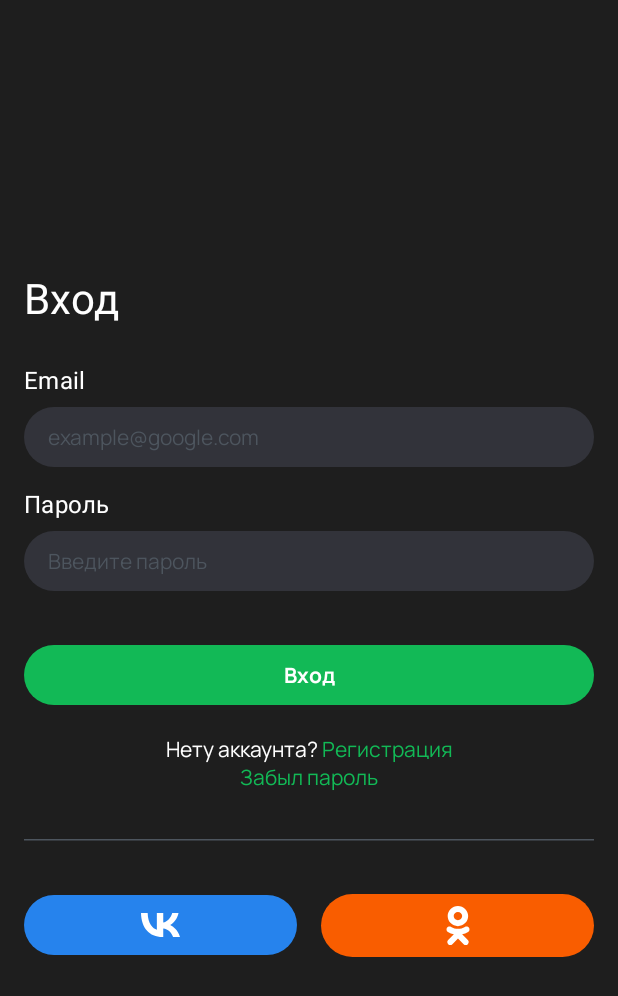
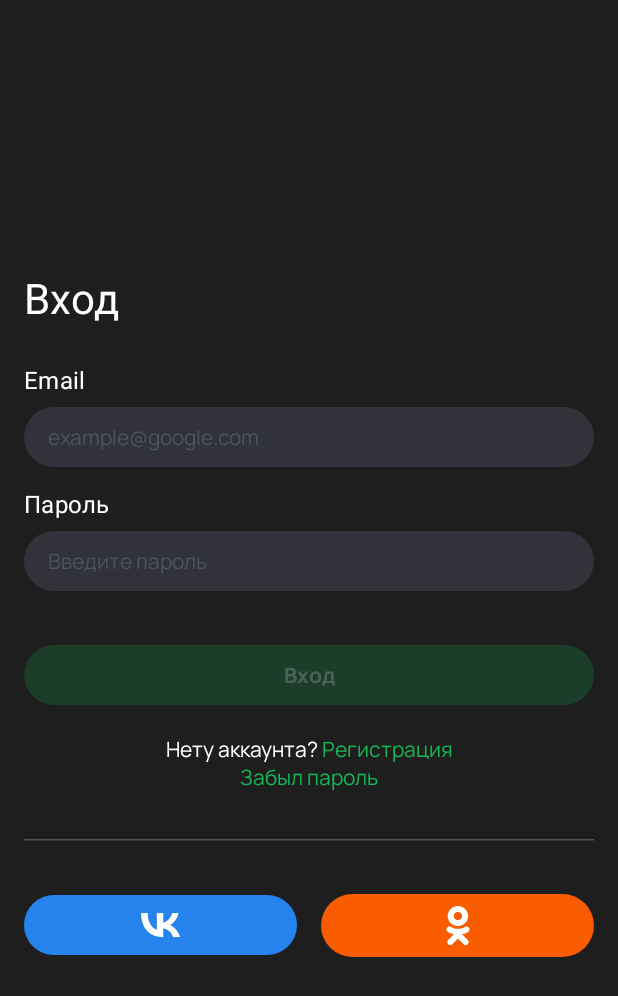
Before and after one commit to AlmazBAM/thousand_courses, an Android app built with Jetpack Compose: the screen it shows after launch (MainActivity), on a phone screen of 412 x 824 dp. Shown: the top 996 px of the screen. Run offline under Robolectric (Android 15) with nearby library versions, the phone set to English and light mode, and no system bars.

Commit message:
Добавлена логика для кнопки войти

```diff
--- a/app/src/main/java/com/bagmanovam/thousand_courses/presentation/login/LoginScreen.kt
+++ b/app/src/main/java/com/bagmanovam/thousand_courses/presentation/login/LoginScreen.kt
@@ -1,7 +1,6 @@
 package com.bagmanovam.thousand_courses.presentation.login
 
 import android.content.Intent
-import android.net.Uri
 import androidx.activity.compose.rememberLauncherForActivityResult
 import androidx.activity.result.contract.ActivityResultContracts
 import androidx.compose.foundation.background
@@ -36,6 +35,7 @@ import androidx.compose.ui.text.style.TextAlign
 import androidx.compose.ui.tooling.preview.Preview
 import androidx.compose.ui.unit.dp
 import androidx.compose.ui.unit.sp
+import androidx.core.net.toUri
 import com.bagmanovam.thousand_courses.R
 import com.bagmanovam.thousand_courses.core.presentation.components.LoginItem
 import com.bagmanovam.thousand_courses.other.LoginEnums
@@ -43,7 +43,6 @@ import com.bagmanovam.thousand_courses.presentation.theme.Blue
 import com.bagmanovam.thousand_courses.presentation.theme.Green
 import com.bagmanovam.thousand_courses.presentation.theme.Orange
 import com.bagmanovam.thousand_courses.presentation.theme.Thousand_coursesTheme
-import androidx.core.net.toUri
 
 
 @OptIn(ExperimentalMaterial3Api::class)
@@ -55,7 +54,8 @@ fun LoginScreen(
     passwordState: TextFieldState,
     isValid: Boolean,
 ) {
-    val launcher = rememberLauncherForActivityResult(ActivityResultContracts.StartActivityForResult()) { }
+    val launcher =
+        rememberLauncherForActivityResult(ActivityResultContracts.StartActivityForResult()) { }
     Scaffold { innerPadding ->
         Column(
             modifier = modifier
@@ -83,7 +83,7 @@ fun LoginScreen(
                 placeholder = LoginEnums.EMAIL_PLACEHOLDER,
                 state = emailState,
                 isValid = isValid,
-                keyBoardOptions  = KeyboardOptions.Default.copy(
+                keyBoardOptions = KeyboardOptions.Default.copy(
                     keyboardType = KeyboardType.Email,
                     imeAction = ImeAction.Done,
                     capitalization = KeyboardCapitalization.Words,
@@ -97,7 +97,7 @@ fun LoginScreen(
                 label = LoginEnums.PASSWORD,
                 placeholder = LoginEnums.PASSWORD_PLACEHOLDER,
                 state = passwordState,
-                keyBoardOptions  = KeyboardOptions.Default.copy(
+                keyBoardOptions = KeyboardOptions.Default.copy(
                     keyboardType = KeyboardType.Password,
                     imeAction = ImeAction.Done,
                     capitalization = KeyboardCapitalization.Words,
@@ -110,8 +110,11 @@ fun LoginScreen(
                     .fillMaxWidth()
                     .padding(top = 24.dp, bottom = 16.dp),
                 colors = ButtonDefaults.buttonColors(
-                    containerColor = Green
+                    containerColor = Green,
+                    disabledContainerColor = Green.copy(alpha = 0.2f),
+                    disabledContentColor = MaterialTheme.colorScheme.onPrimary.copy(alpha = 0.2f)
                 ),
+                enabled = isValid,
                 onClick = onLoginClick
             ) {
                 Text(
```
